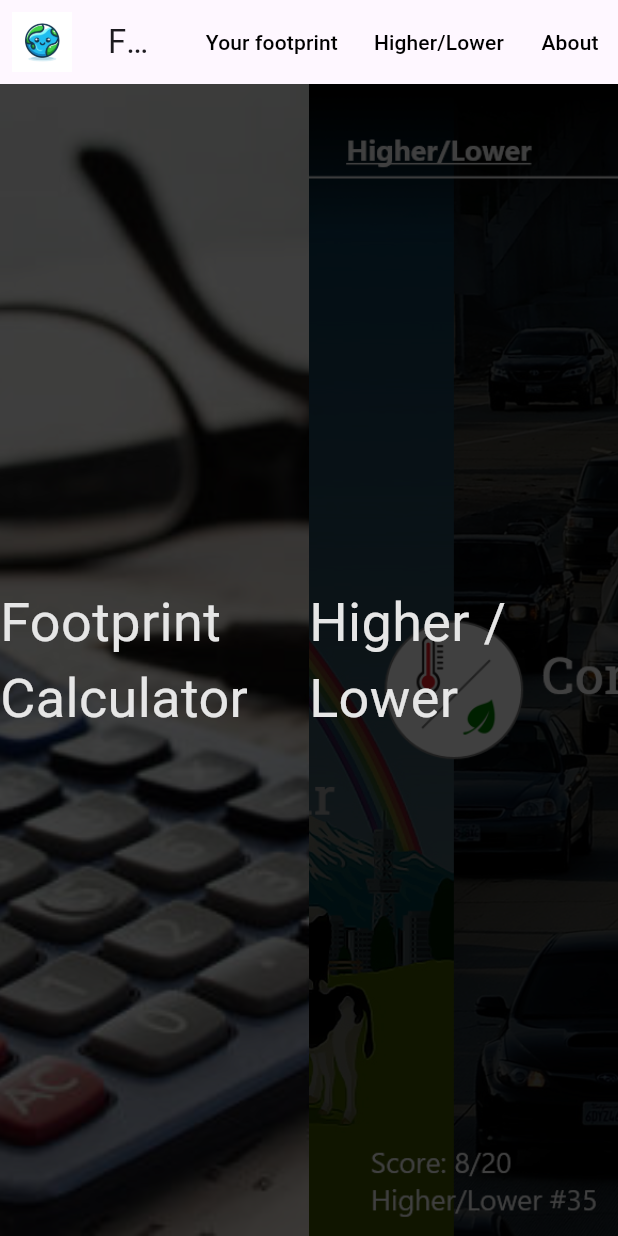
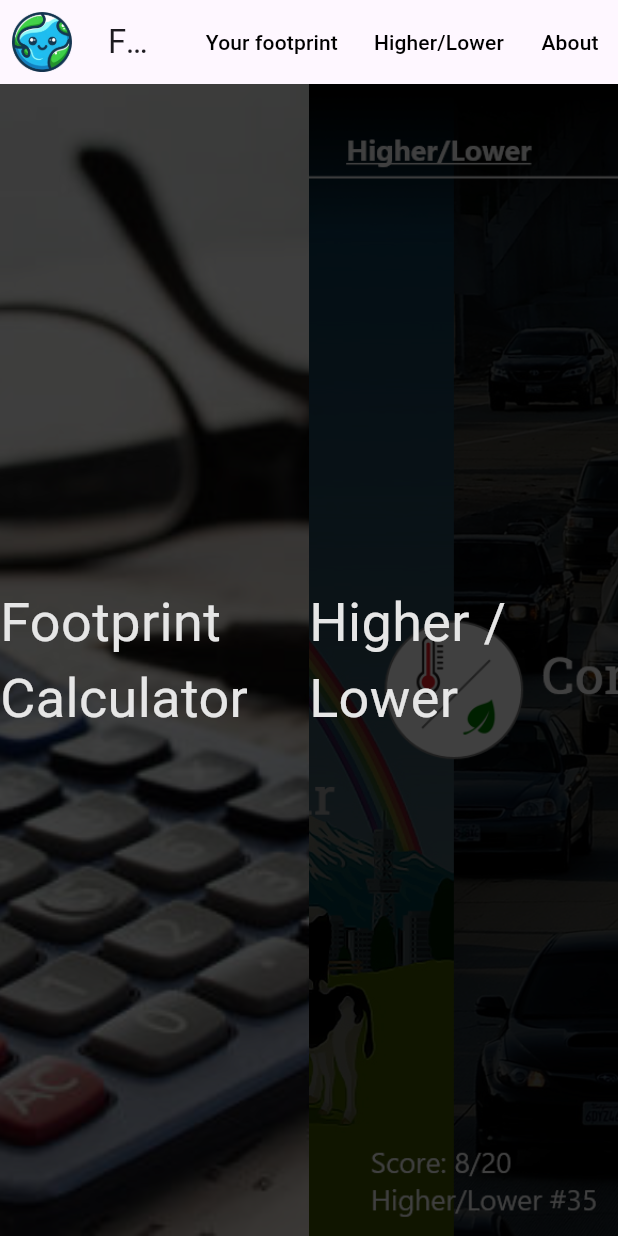
Before and after one commit to tacecapSx/fair-carbon-project, a Flutter app: the screen it shows after launch, on a phone screen of 412 x 824 dp. Run offline on Flutter 3.47's test engine with Material 3 defaults, Android fonts, the phone set to English and light mode, and no system bars; our stand-ins replace firebase_core, firebase_database, fl_chart; accounts and stored records are empty.

Commit message:
updated logo, clickable title, appbars

```diff
--- a/lib/custom_widgets.dart
+++ b/lib/custom_widgets.dart
@@ -1,6 +1,7 @@
 import 'package:carbon_footprint/questionnaire_page.dart';
 import 'package:flutter/material.dart';
 import 'higher_lower_mode_page.dart';
+import 'main.dart';
 
 import 'constants.dart';
 
@@ -13,11 +14,29 @@ class HeaderWidget extends StatelessWidget implements PreferredSizeWidget {
   @override
   Widget build(BuildContext context) {
     return AppBar(
-      leading: Padding(
-        padding: const EdgeInsets.all(8.0),
-        child: Image.asset('assets/Logo.png'),
+      leading: MouseRegion(
+        cursor: SystemMouseCursors.click,
+        child: GestureDetector(
+          onTap: () {
+            //go back to homepage
+            Navigator.popUntil(context, ModalRoute.withName('/'));
+          },
+          child: Padding(
+            padding: const EdgeInsets.all(8.0),
+            child: Image.asset('assets/Logo.png'),
+          ),
+        ),
       ),
-      title: const Text('FOOTPRINT CALCULATOR'),
+      title: MouseRegion(
+        cursor: SystemMouseCursors.click,
+        child: GestureDetector(
+          onTap: () {
+            //go back to homepage
+            Navigator.popUntil(context, ModalRoute.withName('/'));
+          },
+          child: const Text('Fair Carbon Website'),
+        ),
+      ),
       actions: [
         TextButton(
             onPressed: () {
--- a/lib/overview_page.dart
+++ b/lib/overview_page.dart
@@ -1,4 +1,5 @@
 // Christian s214923
+import 'package:carbon_footprint/custom_widgets.dart';
 import 'package:fl_chart/fl_chart.dart';
 import 'package:flutter/material.dart';
 
@@ -71,9 +72,7 @@ class OverviewPage extends StatelessWidget {
     double percentageDifference = averageTotalCo2Impact != 0 ? (difference / averageTotalCo2Impact) * 100 : 0;
 
     return Scaffold(
-      appBar: AppBar(
-        title: const Text('CO2 Impact Overview Yearly'),
-      ),
+      appBar: const HeaderWidget(),
       body: Padding(
         padding: const EdgeInsets.all(16.0),
         child: Column(
--- a/lib/questionnaire_page.dart
+++ b/lib/questionnaire_page.dart
@@ -1,5 +1,6 @@
 // Christian s214923
 // ignore_for_file: avoid_function_literals_in_foreach_calls
+import 'package:carbon_footprint/custom_widgets.dart';
 import 'package:flutter/material.dart';
 import 'overview_page.dart';
 import 'database.dart';
@@ -240,9 +241,7 @@ void navigateToOverview() {
   @override
   Widget build(BuildContext context) {
     return Scaffold(
-      appBar: AppBar(
-        title: const Text('Questionnaire'),
-      ),
+      appBar: const HeaderWidget(),
       body: PageView(
         controller: _pageController,
         physics: const NeverScrollableScrollPhysics(),
```
Also changed, not shown: assets/Logo.png, 5 other files.
